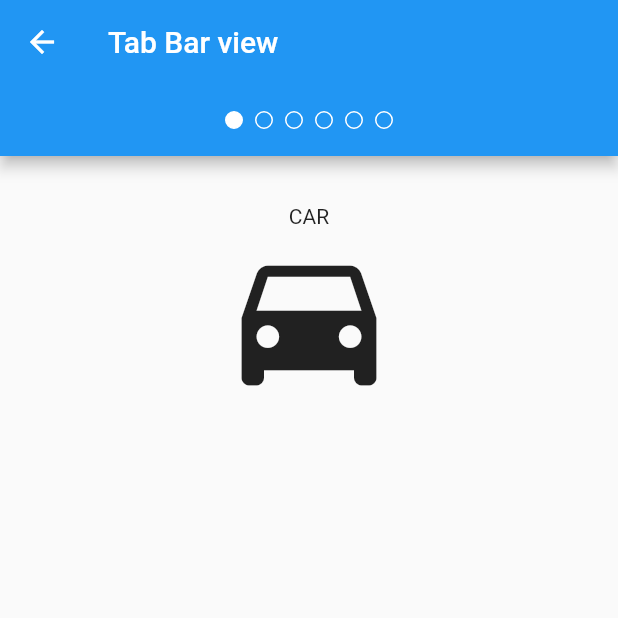
After one commit to iamrajdev/Flutter_intermediate_example, a Flutter app: the screen it shows after launch, after a tap on "Tab bar view", on a phone screen of 412 x 824 dp, the top half of it. The commit adds this screen. Run offline on Flutter 3.47's test engine with Material 2 defaults, Android fonts, the phone set to English and light mode, and no system bars; our stand-ins replace device_preview.

Commit message:
Add: Tab Bar Veiw

```diff
--- a/lib/main.dart
+++ b/lib/main.dart
@@ -5,6 +5,7 @@ import 'package:flutter_intermediate/action_chip/action_chip_example.dart';
 import 'package:flutter_intermediate/expansion_panel/expansion_panel_example.dart';
 import 'package:flutter_intermediate/popup_menu_button/popup_menu_button.dart';
 import 'package:flutter_intermediate/slider_indicator/slider_indicator.dart';
+import 'package:flutter_intermediate/tab_bar_view/tab_bar_view.dart';
 import 'package:flutter_intermediate/timer/indicator_timer.dart';
 
 void main() {
@@ -131,6 +132,21 @@ class _HomePageState extends State<HomePage> {
                     ),
                   );
                 }),
+
+            const SizedBox(height: 20),
+
+            //Tab bar view
+            ElevatedButton.icon(
+                label: const Text('Tab bar view'),
+                icon: const Icon(Icons.arrow_right),
+                onPressed: () {
+                  Navigator.push(
+                    context,
+                    MaterialPageRoute(
+                      builder: (context) => const TabBarViewExample(),
+                    ),
+                  );
+                }),
           ],
         ),
       ),
--- /dev/null
+++ b/lib/tab_bar_view/model/tab_view_model.dart
@@ -0,0 +1,8 @@
+import 'package:flutter/material.dart';
+
+class Choice {
+  final String title;
+  final IconData icon;
+
+  Choice({required this.title, required this.icon});
+}
--- /dev/null
+++ b/lib/tab_bar_view/tab_bar_view.dart
@@ -0,0 +1,66 @@
+import 'package:flutter/material.dart';
+
+import 'model/tab_view_model.dart';
+
+class TabBarViewExample extends StatefulWidget {
+  const TabBarViewExample({Key? key}) : super(key: key);
+
+  @override
+  State<TabBarViewExample> createState() => _TabBarViewExampleState();
+}
+
+class _TabBarViewExampleState extends State<TabBarViewExample>
+    with SingleTickerProviderStateMixin {
+  TabController? _controller;
+  final List<Choice> _items = <Choice>[
+    Choice(title: 'CAR', icon: Icons.directions_car),
+    Choice(title: 'BICYCLE', icon: Icons.directions_bike),
+    Choice(title: 'BOAT', icon: Icons.directions_boat),
+    Choice(title: 'BUS', icon: Icons.directions_bus),
+    Choice(title: 'TRAIN', icon: Icons.directions_railway),
+    Choice(title: 'WALK', icon: Icons.directions_walk),
+  ];
+
+  @override
+  void initState() {
+    super.initState();
+    _controller = TabController(length: _items.length, vsync: this);
+  }
+
+  @override
+  Widget build(BuildContext context) {
+    return Scaffold(
+      appBar: AppBar(
+        title: const Text('Tab Bar view'),
+        bottom: PreferredSize(
+          preferredSize: const Size.fromHeight(48.0),
+          child: Theme(
+            data: Theme.of(context).copyWith(
+                colorScheme:
+                    ColorScheme.fromSwatch().copyWith(secondary: Colors.white)),
+            child: Container(
+              height: 48.0,
+              alignment: Alignment.center,
+              child: TabPageSelector(controller: _controller),
+            ),
+          ),
+        ),
+      ),
+      body: TabBarView(
+          controller: _controller,
+          children: _items.map((Choice item) {
+            return Container(
+              padding: const EdgeInsets.all(32.0),
+              child: Center(
+                child: Column(
+                  children: [
+                    Text(item.title),
+                    Icon(item.icon, size: 120.0),
+                  ],
+                ),
+              ),
+            );
+          }).toList()),
+    );
+  }
+}
```
Also changed, not shown: pubspec.lock.
